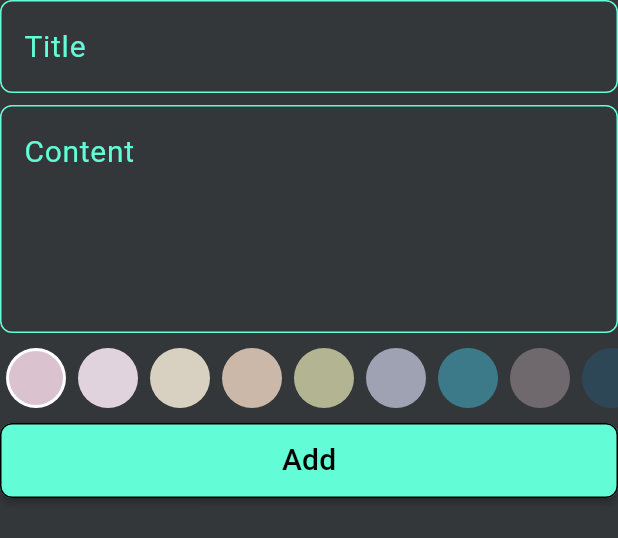
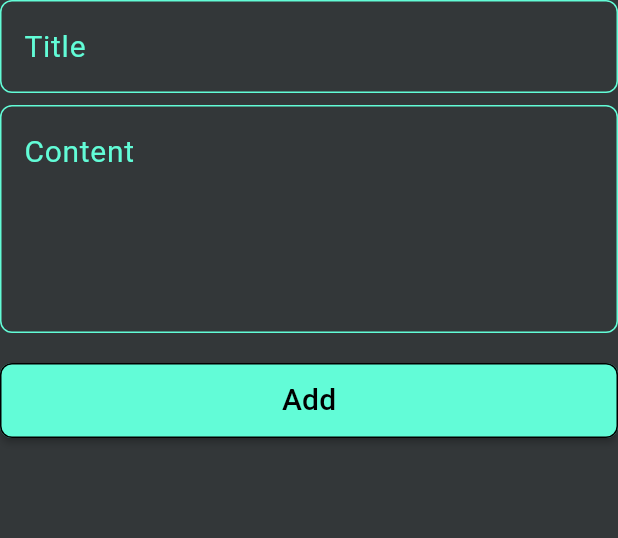
Before and after one commit to Peter-Awod/Notes-App, a Flutter app: the AddNoteForm widget shown alone on an empty page, opened directly, on a phone screen of 412 x 824 dp. Shown: the top 538 px of the screen. Run offline on Flutter 3.47's test engine with Material 3 defaults, Android fonts, the phone set to English and light mode, and no system bars; our stand-ins replace bloc, flutter_bloc, hive, hive_flutter; accounts and stored records are empty; Roboto replaces fonts that are missing (Poppins).

Commit message:
Add note colors done

```diff
--- a/lib/shared/constants.dart
+++ b/lib/shared/constants.dart
@@ -4,3 +4,16 @@ import 'package:flutter/material.dart';
 const Color kPrimaryColor = Color(0xff62FCD7);
 const Color kThemeColor = Color(0xff333739);
 const String kNotesBox='notes_box';
+
+List<Color> kColorsList = const [
+  Color(0xffDBC2CF),
+  Color(0xffE0D3DE),
+  Color(0xffD8D0C1),
+  Color(0xffCBB8A9),
+  Color(0xffB3B492),
+  Color(0xff9FA2B2),
+  Color(0xff3C7A89),
+  Color(0xff6F686D),
+  Color(0xff2E4756),
+  Color(0xff16262E),
+];
--- a/lib/widgets/add_note_form.dart
+++ b/lib/widgets/add_note_form.dart
@@ -5,7 +5,6 @@ import 'package:notes_app/cubit/add_note_cubit/add_note_states.dart';
 import 'package:notes_app/models/note_model.dart';
 
 import '../shared/components/date_format.dart';
-import 'colors/colors_list_view.dart';
 import 'custom_button.dart';
 import 'custom_text_field.dart';
 
@@ -48,7 +47,8 @@ class _AddNoteFormState extends State<AddNoteForm> {
               subTitle = value;
             },
           ),
-          const ColorListView(),
+         // const ColorListView(),
+          const SizedBox(height: 20 ,),
           BlocConsumer<AddNoteCubit, AddNoteStates>(
             listener: (context, state) {},
             builder: (context, state) {
--- a/lib/widgets/colors/colors_list_view.dart
+++ b/lib/widgets/colors/colors_list_view.dart
@@ -2,6 +2,7 @@ import 'package:flutter/material.dart';
 import 'package:flutter_bloc/flutter_bloc.dart';
 import 'package:notes_app/cubit/add_note_cubit/add_note_cubit.dart';
 
+import '../../shared/constants.dart';
 import 'colors_item.dart';
 
 class ColorListView extends StatefulWidget {
@@ -14,18 +15,7 @@ class ColorListView extends StatefulWidget {
 class _ColorListViewState extends State<ColorListView> {
   int currentIndex = 0;
 
-  List<Color> colorsList = const [
-    Color(0xffDBC2CF),
-    Color(0xffE0D3DE),
-    Color(0xffD8D0C1),
-    Color(0xffCBB8A9),
-    Color(0xffB3B492),
-    Color(0xff9FA2B2),
-    Color(0xff3C7A89),
-    Color(0xff6F686D),
-    Color(0xff2E4756),
-    Color(0xff16262E),
-  ];
+
 
   @override
   Widget build(BuildContext context) {
@@ -33,7 +23,7 @@ class _ColorListViewState extends State<ColorListView> {
       height: 60,
       child: ListView.builder(
         physics: const BouncingScrollPhysics(),
-        itemCount: colorsList.length,
+        itemCount: kColorsList.length,
         scrollDirection: Axis.horizontal,
         itemBuilder: (context, index) => Padding(
           padding: const EdgeInsets.all(4.0),
@@ -41,12 +31,12 @@ class _ColorListViewState extends State<ColorListView> {
               onTap: () {
                 currentIndex = index;
                 BlocProvider.of<AddNoteCubit>(context).noteColor =
-                    colorsList[index];
+                    kColorsList[index];
                 setState(() {});
               },
               child: ColorItem(
                 isSelected: index == currentIndex,
-                selectedColor: colorsList[index],
+                selectedColor: kColorsList[index],
               )),
         ),
       ),
```
Also changed, not shown: lib/cubit/add_note_cubit/add_note_cubit.dart (+9 -1 lines).
